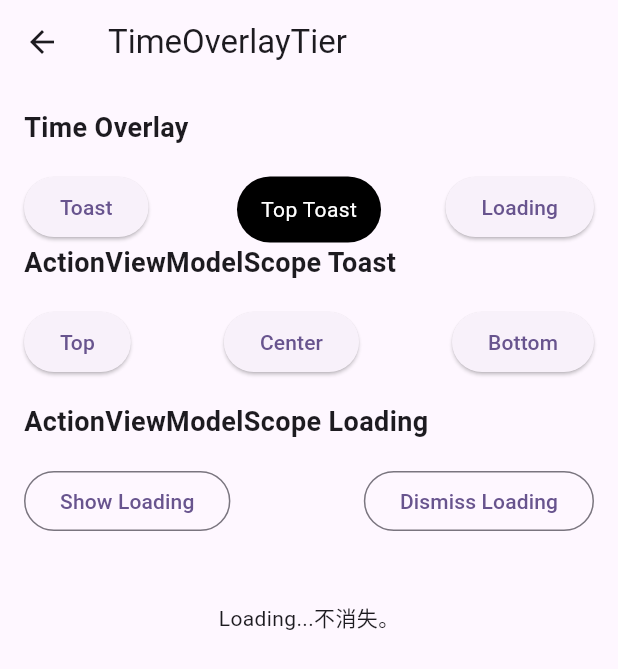
After one commit to ymex/flutter_boot, a Flutter app: the HintToastDialogPage screen opened directly, after a tap on "Toast", after a tap on "Loading", after a tap on "Top", on a phone screen of 412 x 824 dp. The commit adds this screen. Shown: the top 669 px of the screen. Run offline on Flutter 3.47's test engine with Material 2 defaults, Android fonts, the phone set to English and light mode, and no system bars; our stand-ins replace cached_network_image, dio.

Commit message:
overlay tier

```diff
--- a/example/lib/hint_toast_loading_page.dart
+++ b/example/lib/hint_toast_loading_page.dart
@@ -32,6 +32,18 @@ class OverLayView extends StatefulWidget {
 }
 
 class _OverLayViewState extends State<OverLayView> with ActionViewModelScope {
+
+  OverlayTier? timeTier;
+  OverlayTier? timeTier2;
+
+  @override
+  void dispose() {
+    // TODO: implement dispose
+    super.dispose();
+    timeTier?.dismiss();
+    timeTier2?.dismiss();
+  }
+
   @override
   Widget build(BuildContext context) {
     return Padding(
@@ -42,14 +54,55 @@ class _OverLayViewState extends State<OverLayView> with ActionViewModelScope {
     );
   }
 
-
-
   Column buildColumn() {
     return Column(
       crossAxisAlignment: CrossAxisAlignment.start,
       children: [
         const Text(
-          "Toast",
+          "Time Overlay",
+          style: TextStyle(fontSize: 18, fontWeight: FontWeight.bold),
+        ),
+        const SizedBox(
+          height: 16,
+        ),
+        Row(
+          children: [
+            ElevatedButton(
+                onPressed: () {
+                  timeTier = OverlayTier().show(
+                      context,
+                       const Stack(
+                        children: [
+                          Positioned(
+                              child: Align(
+                            alignment: Alignment.center,
+                            child: Text("2秒后消失。"),
+                          ))
+                        ],
+                      ),
+                      duration: Duration(seconds: 2),
+                      replace: false);
+                },
+                child: const Text("Toast")),
+            const Spacer(),
+            ElevatedButton(
+                onPressed: () {
+                 timeTier2 = OverlayTier()
+                      .show(context,  const Stack(
+                    children: [
+                      Positioned(
+                          child: Align(
+                            alignment: Alignment.center,
+                            child: Text("Loading...不消失。"),
+                          ))
+                    ],
+                  ), replace: true);
+                },
+                child: const Text("Loading")),
+          ],
+        ),
+        const Text(
+          "ActionViewModelScope Toast",
           style: TextStyle(fontSize: 18, fontWeight: FontWeight.bold),
         ),
         const SizedBox(
@@ -82,7 +135,7 @@ class _OverLayViewState extends State<OverLayView> with ActionViewModelScope {
           height: 16,
         ),
         const Text(
-          "Dialog",
+          "ActionViewModelScope Loading",
           style: TextStyle(fontSize: 18, fontWeight: FontWeight.bold),
         ),
         const SizedBox(
--- a/example/lib/main.dart
+++ b/example/lib/main.dart
@@ -65,7 +65,7 @@ class _MainPageState extends State<MainPage> with ActionViewModelScope{
         const LiveViewModelPage(title: "LiveViewModel")),
     ItemAction("Model-View-Intent", "使用LiveViewModel实现MVI架构。AnHttp 对组件生命周期感知。",
         const HttpViewModelPage(title: "Model-View-Intent")),
-    ItemAction("Toast & Dialog", "Toast & Dialog", const HintToastDialogPage(title: "Toast & Dialog",))
+    ItemAction("TimeOverlayTier", "For Toast & Loading", const HintToastDialogPage(title: "TimeOverlayTier",))
   ];
 
   @override
--- a/lib/src/lifecycle/view_model_scope.dart
+++ b/lib/src/lifecycle/view_model_scope.dart
@@ -63,6 +63,7 @@ mixin ActionViewModelScope<T extends StatefulWidget> on State<T>
   @override
   late List<ViewModelState> _notifiers;
   OverlayTier? _toastTier;
+
   OverlayTier? _loadingTier;
 
   @override
@@ -100,7 +101,7 @@ mixin ActionViewModelScope<T extends StatefulWidget> on State<T>
   }
 
   void loading({Widget? widget}) {
-    _showLoading(widget ?? const SimpleLoadingDialog());
+    _showLoading(widget);
   }
 
   void dismissLoading() {
@@ -109,7 +110,10 @@ mixin ActionViewModelScope<T extends StatefulWidget> on State<T>
 }
 
 extension ActionViewModelScopeExtension on ActionViewModelScope {
-  void _actionScopeInitState() {}
+  void _actionScopeInitState() {
+    _toastTier = OverlayTier();
+    _loadingTier = OverlayTier();
+  }
 
   void _actionScopeDispose() {
     _toastTier?.dismiss();
@@ -118,15 +122,9 @@ extension ActionViewModelScopeExtension on ActionViewModelScope {
     _loadingTier = null;
   }
 
-  void _showLoading(Widget widget) {
-    if (_loadingTier != null && _loadingTier!.isShowing) {
-      return;
-    }
-    _loadingTier?.dismiss();
-    _loadingTier = OverlayTier(builder: (_) {
-      return widget;
-    });
-    _loadingTier?.show(context);
+  void _showLoading(Widget? widget) {
+    _loadingTier?.show(context, widget ?? buildDefLoadingOverlay(context),
+        replace: false);
   }
 
   /// toast
@@ -140,23 +138,8 @@ extension ActionViewModelScopeExtension on ActionViewModelScope {
       int duration = 2,
       ToastAlignment alignment = ToastAlignment.bottom}) {
     if (widget == null) {
-      var marginBottom = 0.0;
-      var marginTop = 0.0;
-      Alignment posAlignment;
-      if (alignment == ToastAlignment.bottom) {
-        marginBottom = MediaQuery.of(context).size.height / 7;
-        posAlignment = Alignment.bottomCenter;
-      } else if (alignment == ToastAlignment.top) {
-        marginTop = MediaQuery.of(context).size.height / 7;
-        posAlignment = Alignment.topCenter;
-      } else {
-        posAlignment = Alignment.center;
-      }
-      var tw = SimpleToastWidget(
-          message: message ?? "",
-          alignment: posAlignment,
-          margin: EdgeInsets.only(
-              left: 16, right: 16, top: marginTop, bottom: marginBottom));
+      var tw = buildDefToastOverlay(context,
+          message: message, duration: duration, alignment: alignment);
       _toastWidget(tw, duration: duration);
       return;
     }
@@ -164,16 +147,8 @@ extension ActionViewModelScopeExtension on ActionViewModelScope {
   }
 
   void _toastWidget(Widget widget, {int duration = 2}) {
-    _toastTier?.dismiss();
-
-    _toastTier = OverlayTier(
-      duration: Duration(seconds: duration),
-      opaque: false, //不透明
-      builder: (_) {
-        return Material(type: MaterialType.transparency, child: widget);
-      },
-    );
-    _toastTier?.show(context);
+    _toastTier?.show(context, widget,
+        duration: Duration(seconds: duration), opaque: false);
   }
 
   void _dismissLoading() {
@@ -234,7 +209,7 @@ mixin HttpViewModelScope<T extends StatefulWidget> on State<T>
 
   @override
   void loading({Widget? widget}) {
-    _showLoading(widget ?? const SimpleLoadingDialog());
+    _showLoading(widget);
   }
 
   @override
--- /dev/null
+++ b/lib/src/widget/overlay.dart
@@ -0,0 +1,80 @@
+import 'dart:async';
+import 'package:flutter/material.dart';
+
+class TimeOverlayEntry extends OverlayEntry {
+  Timer? _timer;
+  Duration? duration;
+
+  //显示中 ？
+  bool _isShowing = false;
+
+  TimeOverlayEntry(
+      {required super.builder,
+      this.duration,
+      super.opaque,
+      super.maintainState});
+
+  bool get isShowing => _isShowing;
+
+  void show(BuildContext context) {
+    if (duration != null) {
+      _timer = Timer(duration!, () {
+        dismiss();
+      });
+    }
+
+    Overlay.of(context).insert(this);
+    _isShowing = true;
+  }
+
+  void dismiss() {
+    _timer?.cancel();
+    _timer = null;
+    remove();
+  }
+
+  @override
+  void remove() {
+    if (_isShowing) {
+      _isShowing = false;
+      super.remove();
+    }
+  }
+}
+
+class OverlayTier {
+  TimeOverlayEntry? _tier;
+
+  TimeOverlayEntry? get tier => _tier;
+
+  void dismiss() {
+    _tier?.dismiss();
+    _tier = null;
+  }
+
+  OverlayTier? show(
+    BuildContext context,
+    Widget widget, {
+    Duration? duration,
+    bool opaque = false,
+    bool maintainState = false,
+    bool replace = true,
+  }) {
+    /// 不替换且显示中则不处理
+    if(!replace && _tier != null && _tier!.isShowing){
+      return this;
+    }
+
+    _tier?.dismiss();
+    _tier = TimeOverlayEntry(
+      duration: duration,
+      maintainState: maintainState,
+      opaque: opaque, //不透明
+      builder: (_) {
+        return Material(type: MaterialType.transparency, child: widget);
+      },
+    );
+    _tier?.show(context);
+    return this;
+  }
+}
--- /dev/null
+++ b/lib/src/widget/overlay_widget.dart
@@ -0,0 +1,170 @@
+import 'package:flutter/material.dart';
+
+enum ToastAlignment { top, center, bottom }
+
+class OverlayConst {
+  static const Duration short = Duration(seconds: 1, milliseconds: 500);
+  static const Duration long = Duration(seconds: 3);
+  static const maskColor = Color(0x55000000);
+  static const textStyle = TextStyle(
+      color: Colors.white, fontSize: 13, decoration: TextDecoration.none);
+}
+
+class _SimpleToastWidget extends StatelessWidget {
+  static const _defMargin =
+      EdgeInsets.only(top: 0, left: 0, right: 0, bottom: 32);
+
+  final String message;
+  final Alignment alignment;
+  final EdgeInsets margin;
+  final bool passTouch;
+
+  const _SimpleToastWidget(
+      {super.key,
+      required this.message,
+      this.alignment = Alignment.bottomCenter,
+      this.margin = _defMargin,
+      this.passTouch = true});
+
+  @override
+  Widget build(BuildContext context) {
+    return IgnorePointer(
+      ignoring: passTouch,
+      child: Stack(
+        children: [
+          Positioned(
+            child: Align(
+              alignment: alignment,
+              child: Padding(
+                padding: margin,
+                child: Container(
+                    padding: const EdgeInsets.symmetric(
+                        vertical: 12, horizontal: 16),
+                    decoration: BoxDecoration(
+                        color: Colors.black,
+                        borderRadius: BorderRadius.circular(24)),
+                    child: Text(
+                      message,
+                      style: const TextStyle(
+                          color: Colors.white,
+                          fontSize: 14,
+                          decoration: TextDecoration.none),
+                    )),
+              ),
+            ),
+          )
+        ],
+      ),
+    );
+  }
+}
+
+class _SimpleLoadingDialog extends StatelessWidget {
+  final bool passTouch;
+  final Color maskColor;
+  final Color frameColor;
+  final TextStyle textStyle;
+  final Color progressColor;
+  final String message;
+  final double progressSize;
+
+  const _SimpleLoadingDialog(
+      {super.key,
+      this.message = "loading...",
+      this.passTouch = false,
+      this.maskColor = OverlayConst.maskColor,
+      this.frameColor = OverlayConst.maskColor,
+      this.textStyle = OverlayConst.textStyle,
+      this.progressSize = 28,
+      this.progressColor = Colors.white});
+
+  @override
+  Widget build(BuildContext context) {
+    return IgnorePointer(
+      ignoring: passTouch,
+      child: ColoredBox(
+        color: maskColor,
+        child: Stack(
+          children: [
+            Positioned(
+              child: Align(
+                alignment: Alignment.center,
+                child: Padding(
+                  padding: const EdgeInsets.all(24),
+                  child: Container(
+                      padding: const EdgeInsets.symmetric(
+                          vertical: 16, horizontal: 16),
+                      decoration: BoxDecoration(
+                          color: frameColor,
+                          borderRadius: BorderRadius.circular(24)),
+                      child: Column(
+                        mainAxisSize: MainAxisSize.min,
+                        children: [
+                          SizedBox(
+                            height: progressSize,
+                            width: progressSize,
+                            child: CircularProgressIndicator(
+                              color: progressColor,
+                            ),
+                          ),
+                          const SizedBox(
+                            height: 10,
+                          ),
+                          Text(
+                            message,
+                            style: textStyle,
+                          )
+                        ],
+                      )),
+                ),
+              ),
+            )
+          ],
+        ),
+      ),
+    );
+  }
+}
+
+Widget buildDefToastOverlay(BuildContext context,
+    {String? message,
+    int duration = 2,
+    ToastAlignment alignment = ToastAlignment.bottom}) {
+  var marginBottom = 0.0;
+  var marginTop = 0.0;
+  Alignment posAlignment;
+  if (alignment == ToastAlignment.bottom) {
+    marginBottom = MediaQuery.of(context).size.height / 7;
+    posAlignment = Alignment.bottomCenter;
+  } else if (alignment == ToastAlignment.top) {
+    marginTop = MediaQuery.of(context).size.height / 7;
+    posAlignment = Alignment.topCenter;
+  } else {
+    posAlignment = Alignment.center;
+  }
+
+  return _SimpleToastWidget(
+      message: message ?? "",
+      alignment: posAlignment,
+      margin: EdgeInsets.only(
+          left: 16, right: 16, top: marginTop, bottom: marginBottom));
+}
+
+Widget buildDefLoadingOverlay(BuildContext context,
+    {String message = "loading...",
+    bool passTouch = false,
+    Color maskColor = OverlayConst.maskColor,
+    Color frameColor = OverlayConst.maskColor,
+    TextStyle textStyle = OverlayConst.textStyle,
+    double progressSize = 28,
+    Color progressColor = Colors.white}) {
+  return _SimpleLoadingDialog(
+    message: message,
+    passTouch: passTouch,
+    maskColor: maskColor,
+    frameColor: frameColor,
+    textStyle: textStyle,
+    progressColor: progressColor,
+    progressSize: progressSize,
+  );
+}
--- a/lib/widget.dart
+++ b/lib/widget.dart
@@ -1,4 +1,3 @@
 export 'src/widget/layout_created.dart';
-export 'src/widget/overlay_tier.dart';
-export 'src/widget/dialog.dart';
-export 'src/widget/toast.dart';
+export 'src/widget/overlay.dart';
+export 'src/widget/overlay_widget.dart';
```
Also changed, not shown: lib/src/widget/dialog.dart (deleted, +0 -71 lines), lib/src/widget/overlay_tier.dart (deleted, +0 -43 lines), lib/src/widget/toast.dart (deleted, +0 -52 lines).
